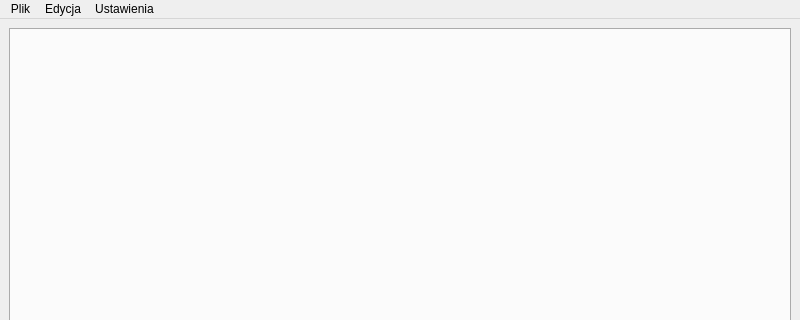
MorganMLGman/Projekt_Notatnik, file mainwindow.ui: the form before one commit; both pictures show x 0 to 800 and y 0 to 320 of the 800 by 600 pixel window.
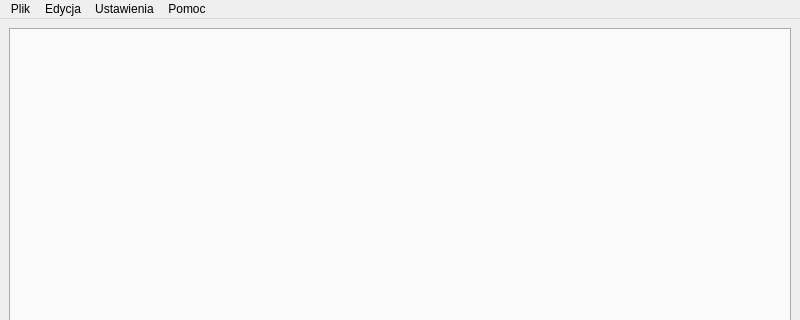
The form after the commit. Icons and pictures are not drawn.

The edit to the form file:
```diff
--- a/mainwindow.ui
+++ b/mainwindow.ui
@@ -80,9 +80,16 @@
     </property>
     <addaction name="zmienCzcionke"/>
    </widget>
+   <widget class="QMenu" name="menuPomoc">
+    <property name="title">
+     <string>Pomoc</string>
+    </property>
+    <addaction name="actionOpinia"/>
+   </widget>
    <addaction name="menuPlik"/>
    <addaction name="menuEdycja_2"/>
    <addaction name="menuEdycja"/>
+   <addaction name="menuPomoc"/>
   </widget>
   <widget class="QToolBar" name="toolBar">
    <property name="windowTitle">
```
Left out of the diff: 5 changed lines with no effect on the pictures.
